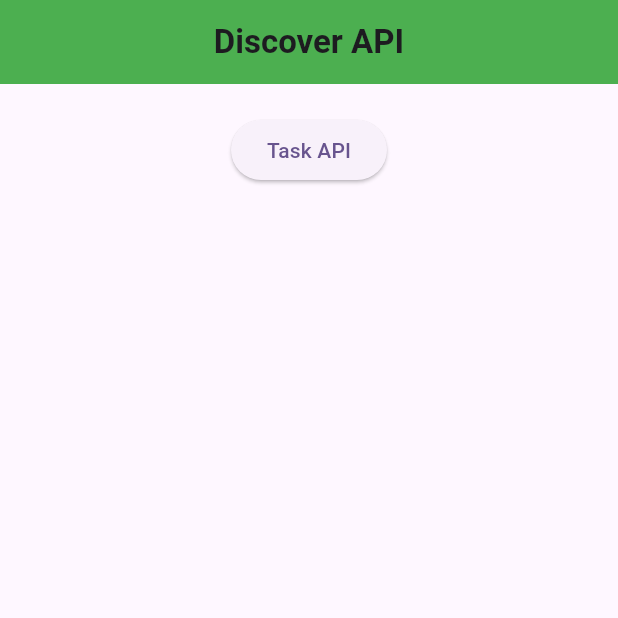
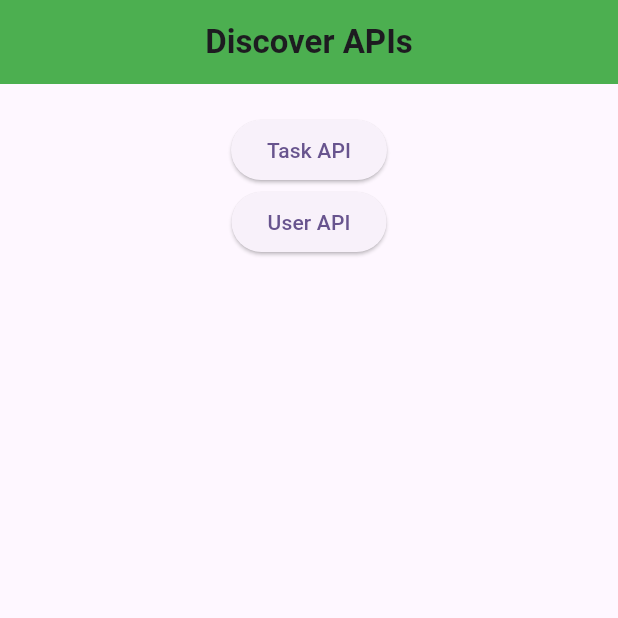
Before and after one commit to mahdi-islam-pranto/restAPI, a Flutter app: the screen it shows after launch, on a phone screen of 412 x 824 dp, the top half of it. Run offline on Flutter 3.47's test engine with Material 3 defaults, Android fonts, the phone set to English and light mode, and no system bars.

Commit message:
user API button UI

```diff
--- a/lib/screens/homepage.dart
+++ b/lib/screens/homepage.dart
@@ -19,7 +19,7 @@ class _HomePageState extends State<HomePage> {
       appBar: AppBar(
         backgroundColor: Colors.green,
         title: const Center(
-            child: Text('Discover API',
+            child: Text('Discover APIs',
                 style: TextStyle(fontWeight: FontWeight.bold))),
       ),
       body: Center(
@@ -38,6 +38,15 @@ class _HomePageState extends State<HomePage> {
                         ));
                   },
                   child: const Text("Task API")),
+              ElevatedButton(
+                  onPressed: () {
+                    Navigator.push(
+                        context,
+                        MaterialPageRoute(
+                          builder: (context) => const Taskpage(),
+                        ));
+                  },
+                  child: const Text("User API")),
             ],
           ),
         ),
```
